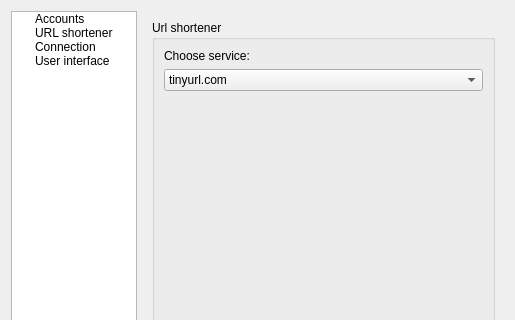
First picture: the form in branches/ng/src/OptionsDialog.ui, repository asolfre/qwit, before the edit; both pictures show x 0 to 515 and y 0 to 320 of the 515 by 541 pixel window.
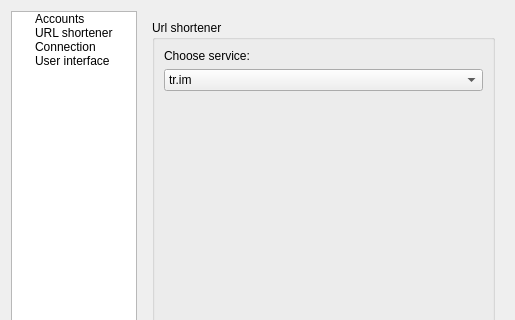
Second picture: the form after the edit. The open tabs and pages were chosen to show the change.

What changed in the file:
```diff
--- a/branches/ng/src/OptionsDialog.ui
+++ b/branches/ng/src/OptionsDialog.ui
@@ -668,7 +668,7 @@
                  <widget class="QComboBox" name="urlShortenerComboBox">
                   <item>
                    <property name="text">
-                    <string>tinyurl.com</string>
+                    <string>tr.im</string>
                    </property>
                   </item>
                   <item>
```
Left out of the diff: 7 changed lines with no effect on the pictures.
